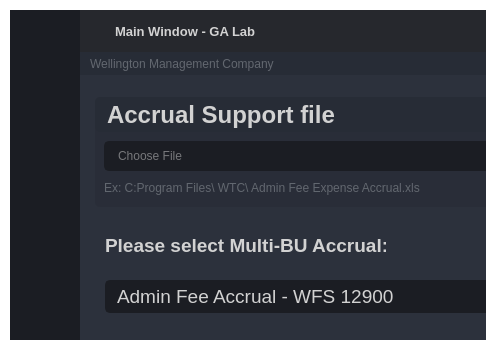
First picture: the form in Beta Project - Velocity/Base-Lab/GUI_BASE.ui, repository SebasIvan26/Python-DEV, before the edit; both pictures show x 0 to 486 and y 0 to 340 of the 1000 by 720 pixel window.
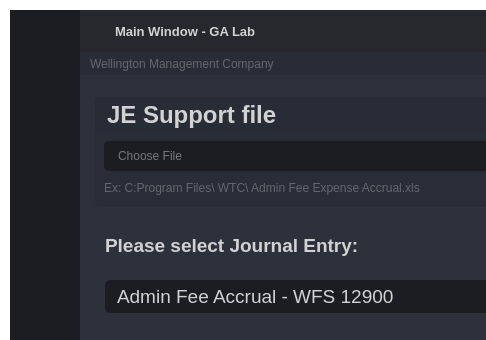
Second picture: the form after the edit. Icons and pictures are not drawn.

```diff
--- a/Beta Project - Velocity/Base-Lab/GUI_BASE.ui
+++ b/Beta Project - Velocity/Base-Lab/GUI_BASE.ui
@@ -2875,7 +2875,7 @@
                             <string notr="true"/>
                            </property>
                            <property name="text">
-                            <string>Accrual Support file</string>
+                            <string>JE Support file</string>
                            </property>
                           </widget>
                          </widget>
@@ -3215,7 +3215,7 @@
                      <string notr="true"/>
                     </property>
                     <property name="text">
-                     <string>Please select Multi-BU Accrual:</string>
+                     <string>Please select Journal Entry:</string>
                     </property>
                    </widget>
                    <widget class="QPushButton" name="updateDataAuditButton_2">
```
Left out of the diff: 15 changed lines with no effect on the pictures.
